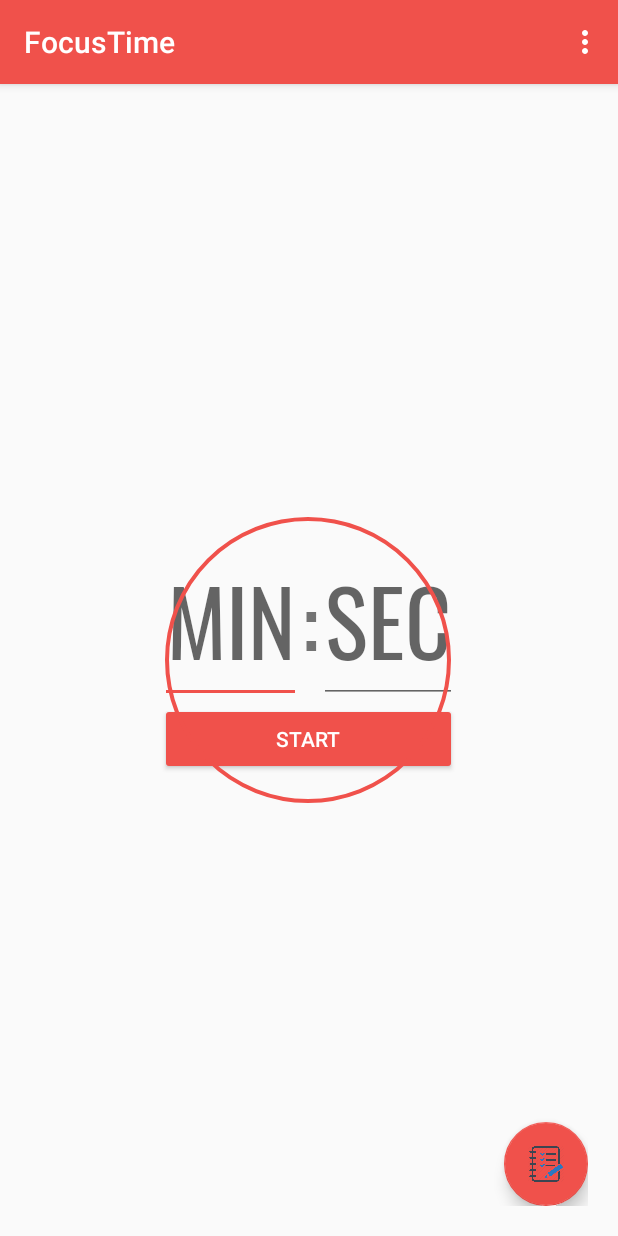
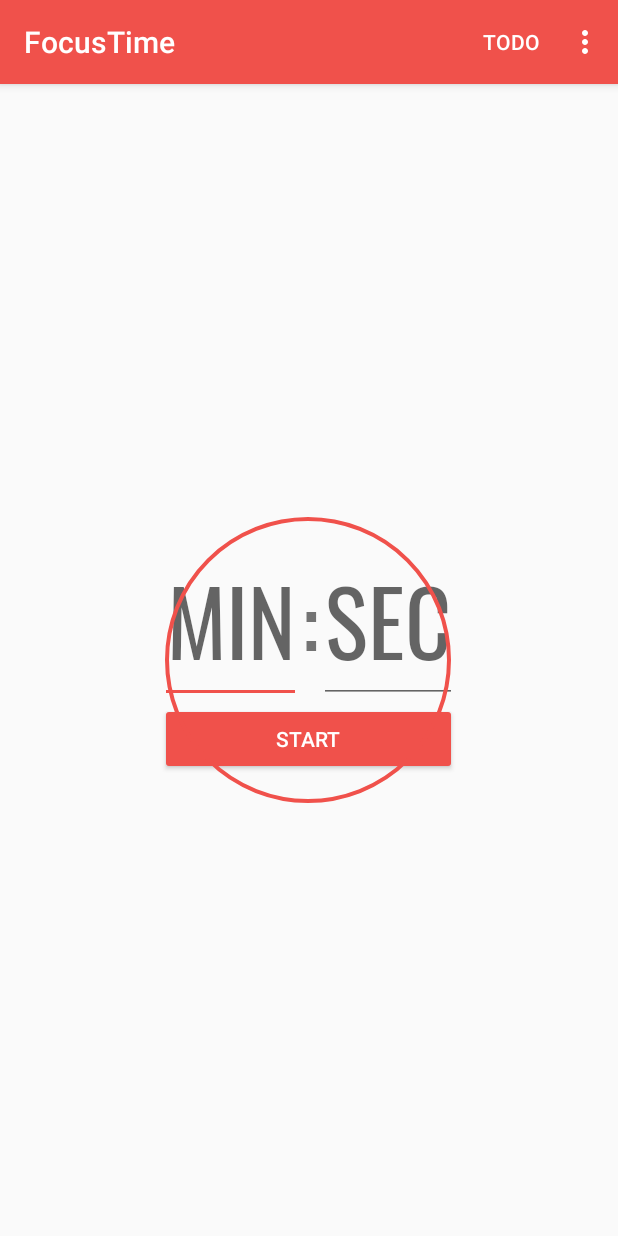
Before and after one commit to xuhong98/FocusTime, an Android app: the screen it shows after launch (FocusModeActivity), on a phone screen of 412 x 824 dp. Run offline under Robolectric (Android 15) with nearby library versions, the light colour scheme and no system bars.

Commit message:
Change the place for todo in FocusMode Activity

```diff
--- a/app/src/main/res/layout/activity_focus_mode.xml
+++ b/app/src/main/res/layout/activity_focus_mode.xml
@@ -77,13 +77,4 @@
 
     </RelativeLayout>
 
-    <android.support.design.widget.FloatingActionButton
-        android:id="@+id/fab"
-        android:layout_width="wrap_content"
-        android:layout_height="wrap_content"
-        android:src="@drawable/icon"
-        android:layout_alignParentBottom="true"
-        android:layout_alignParentRight="true"
-        android:layout_alignParentEnd="true" />
-
 </RelativeLayout>
--- a/app/src/main/res/menu/menu_focustime.xml
+++ b/app/src/main/res/menu/menu_focustime.xml
@@ -17,6 +17,11 @@
     tools:context=".CatalogActivity">
 
     <item
+        android:id="@+id/todo"
+        android:title="todo"
+        app:showAsAction="always" />
+
+    <item
         android:id="@+id/how_to_use"
         android:title="How to use?"
         app:showAsAction="never" />
```
Also changed, not shown: app/src/main/java/com/example/mango/focustime/FocusModeActivity.java (+4 -12 lines).
